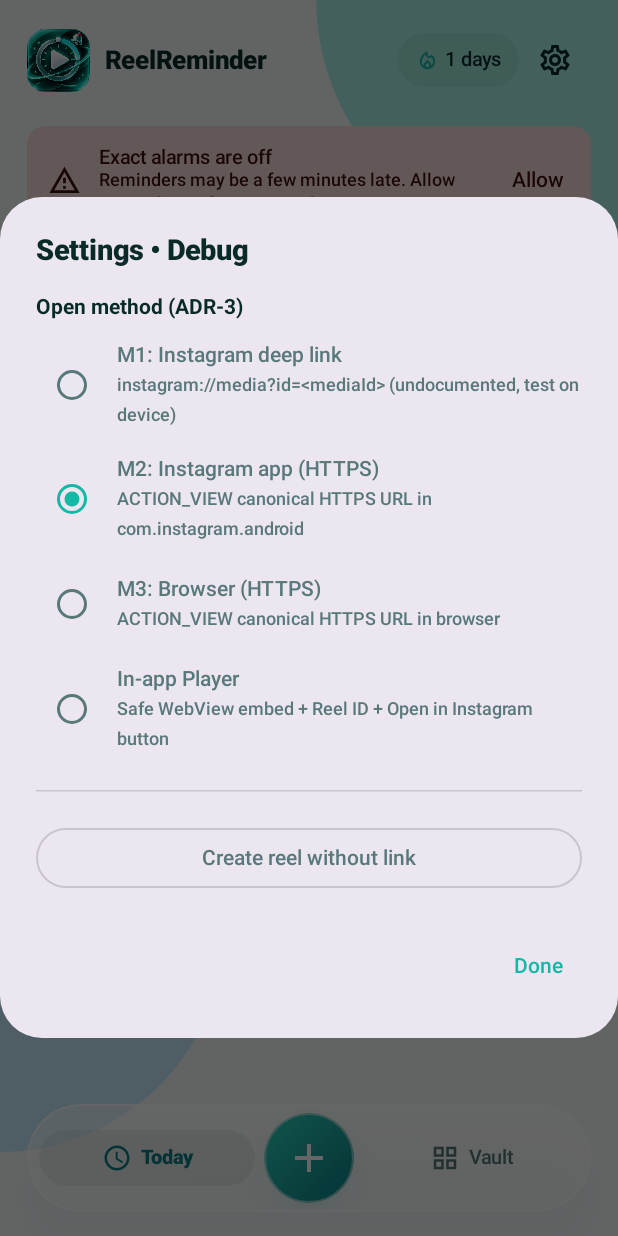
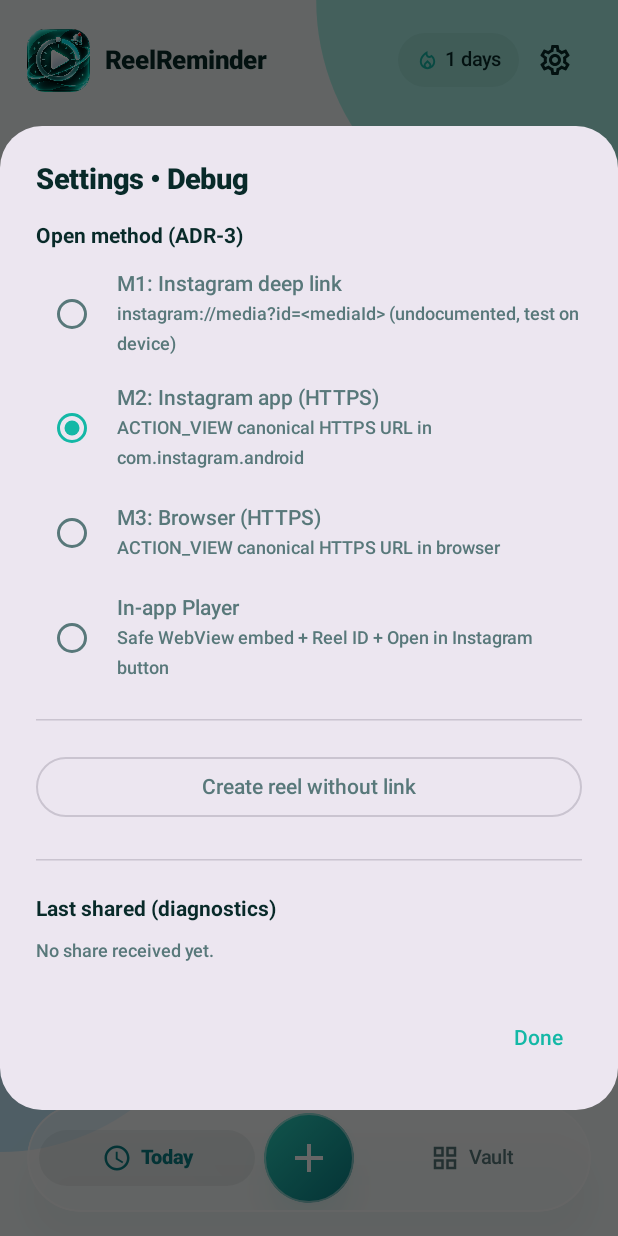
Before and after one commit to amar175329-web/ReelReminder, an Android app built with Jetpack Compose: the screen it shows after launch (MainActivity), after a tap on "Settings", on a phone screen of 412 x 824 dp. Run offline under Robolectric (Android 15) with nearby library versions, the phone set to English and light mode, and no system bars; our stand-ins replace Room's generated code; pictures from the network do not load.

Commit message:
feat(share): add share diagnostics, canonical extraction, and clipboard dedup (Issue 4)

```diff
--- a/app/src/main/java/com/reelreminder/app/ui/ReelReminderApp.kt
+++ b/app/src/main/java/com/reelreminder/app/ui/ReelReminderApp.kt
@@ -49,6 +49,7 @@ import com.reelreminder.app.util.DebugPrefs
 import com.reelreminder.app.util.OpenMethod
 import com.reelreminder.app.util.OpenResult
 import com.reelreminder.app.util.ReelOpener
+import com.reelreminder.app.util.ShareDiagnosticsStore
 import kotlinx.coroutines.launch
 
 @Composable
@@ -283,8 +284,10 @@ fun ReelReminderApp(
     }
 
     if (showSettings) {
+        val lastShared = remember(showSettings) { ShareDiagnosticsStore.load(context) }
         SettingsDialog(
             selectedMethod = selectedOpenMethod,
+            lastShared = lastShared,
             onSelectMethod = { method ->
                 selectedOpenMethod = method
                 DebugPrefs.setOpenMethod(context, method)
--- a/app/src/main/java/com/reelreminder/app/ui/settings/SettingsDialog.kt
+++ b/app/src/main/java/com/reelreminder/app/ui/settings/SettingsDialog.kt
@@ -1,6 +1,8 @@
 package com.reelreminder.app.ui.settings
 
 import androidx.compose.foundation.clickable
+import androidx.compose.foundation.rememberScrollState
+import androidx.compose.foundation.verticalScroll
 import androidx.compose.foundation.layout.Arrangement
 import androidx.compose.foundation.layout.Column
 import androidx.compose.foundation.layout.Row
@@ -22,10 +24,12 @@ import androidx.compose.ui.text.font.FontWeight
 import androidx.compose.ui.unit.dp
 import androidx.compose.ui.unit.sp
 import com.reelreminder.app.util.OpenMethod
+import com.reelreminder.app.util.ShareDiagnosticSnapshot
 
 @Composable
 fun SettingsDialog(
     selectedMethod: OpenMethod,
+    lastShared: ShareDiagnosticSnapshot?,
     onSelectMethod: (OpenMethod) -> Unit,
     onCreateReelWithoutLink: () -> Unit,
     onDismiss: () -> Unit
@@ -40,7 +44,9 @@ fun SettingsDialog(
         },
         text = {
             Column(
-                modifier = Modifier.fillMaxWidth(),
+                modifier = Modifier
+                    .fillMaxWidth()
+                    .verticalScroll(rememberScrollState()),
                 verticalArrangement = Arrangement.spacedBy(8.dp)
             ) {
                 Text(
@@ -84,6 +90,32 @@ fun SettingsDialog(
                 ) {
                     Text("Create reel without link")
                 }
+                Spacer(modifier = Modifier.height(8.dp))
+                HorizontalDivider()
+                Spacer(modifier = Modifier.height(6.dp))
+                Text(
+                    text = "Last shared (diagnostics)",
+                    fontWeight = FontWeight.Bold,
+                    fontSize = 14.sp,
+                    color = MaterialTheme.colorScheme.onSurface
+                )
+                if (lastShared == null) {
+                    Text(
+                        text = "No share received yet.",
+                        fontSize = 12.sp,
+                        color = MaterialTheme.colorScheme.onSurfaceVariant
+                    )
+                } else {
+                    Text(
+                        text = "MIME: ${lastShared.mimeType}\n" +
+                            "Link: ${lastShared.extractedUrl ?: "none"}\n" +
+                            "Shortcode: ${lastShared.shortcode ?: "none"}\n" +
+                            "Stream extra: ${if (lastShared.hasStreamExtra) "YES" else "NO"}\n" +
+                            "Extra keys: ${lastShared.extraKeys.joinToString(", ").ifBlank { "none" }}",
+                        fontSize = 12.sp,
+                        color = MaterialTheme.colorScheme.onSurfaceVariant
+                    )
+                }
             }
         },
         confirmButton = {
```
Also changed, not shown: app/src/main/java/com/reelreminder/app/MainActivity.kt (+13 -5 lines), app/src/main/java/com/reelreminder/app/ui/AppViewModel.kt (+7 -3 lines), app/src/main/java/com/reelreminder/app/util/ShareDiagnostics.kt (added, +69 -0 lines), 4 other files.
